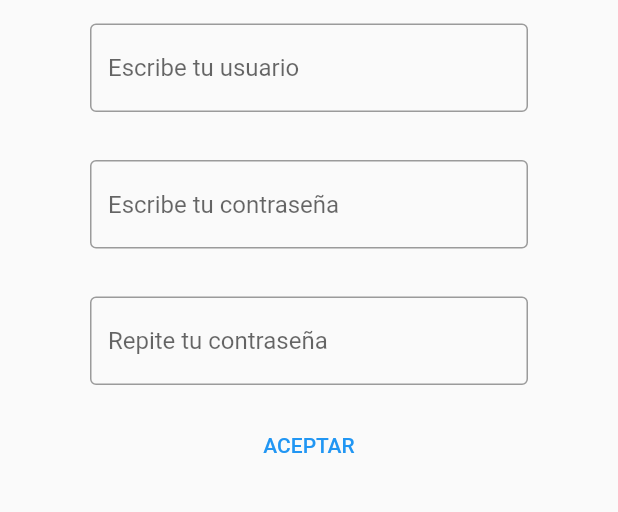
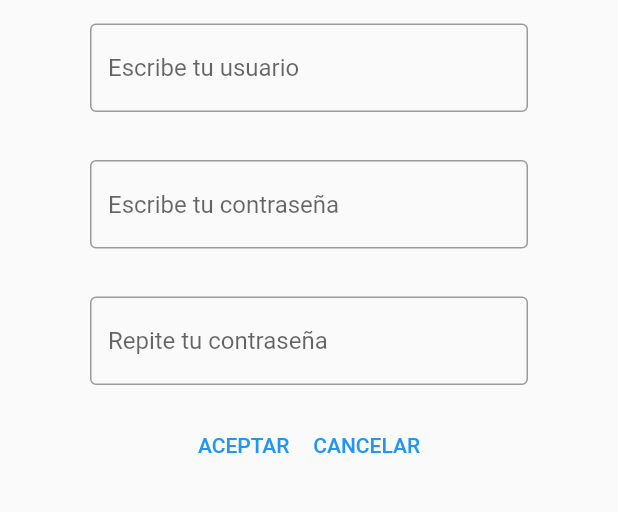
Before and after one commit to cxrlitxs/KytyApp, a Flutter app: the RegisterView screen opened by its route, on a phone screen of 412 x 824 dp, the part 128-640 px from its top. Run offline on Flutter 3.47's test engine with Material 2 defaults, Android fonts, the phone set to English and light mode, and no system bars; our stand-ins replace firebase_auth, firebase_core; accounts and stored records are empty; generated files the repository leaves out were written again.

Commit message:
RegisterView Second Button Done

```diff
--- a/lib/OnBoarding/RegisterView.dart
+++ b/lib/OnBoarding/RegisterView.dart
@@ -87,6 +87,7 @@ class RegisterView extends StatelessWidget{
       Row(mainAxisAlignment: MainAxisAlignment.center,
         children: [
           TextButton(onPressed: onClickAceptar, child: Text("ACEPTAR"),),
+          TextButton( onPressed: onClickCancelar, child: Text("CANCELAR"),)
         ],)
 
 
```
